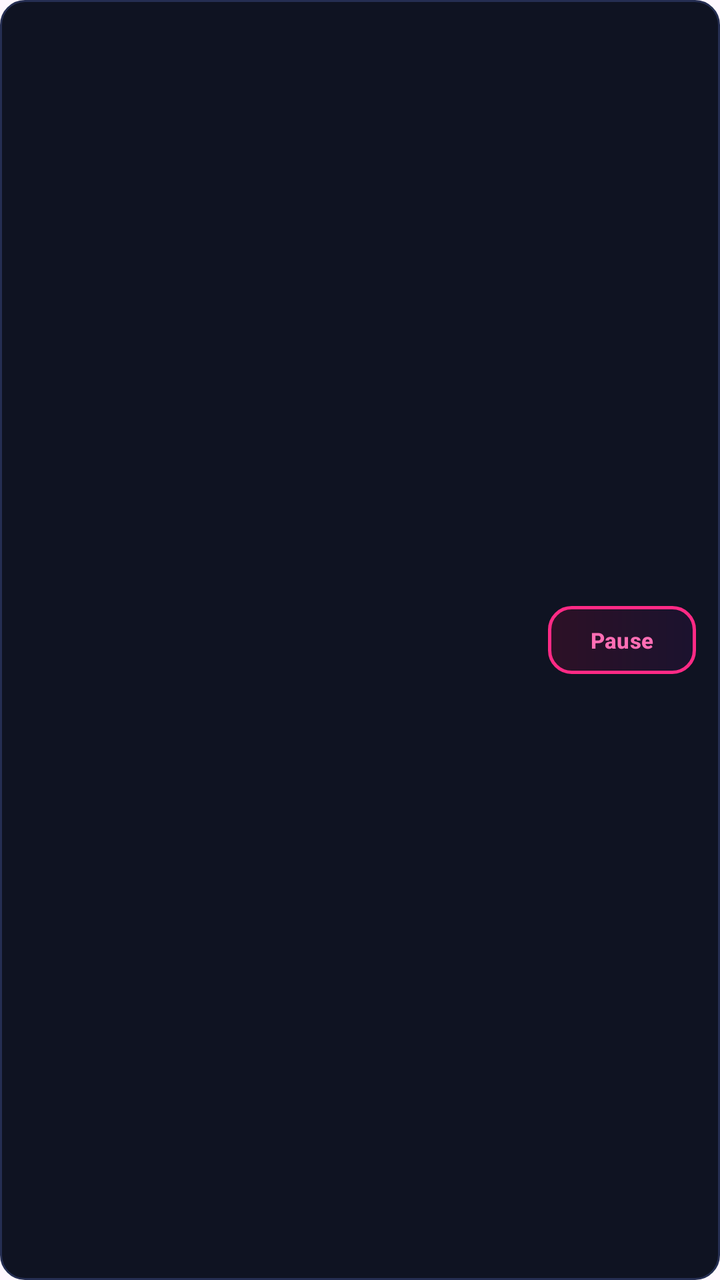
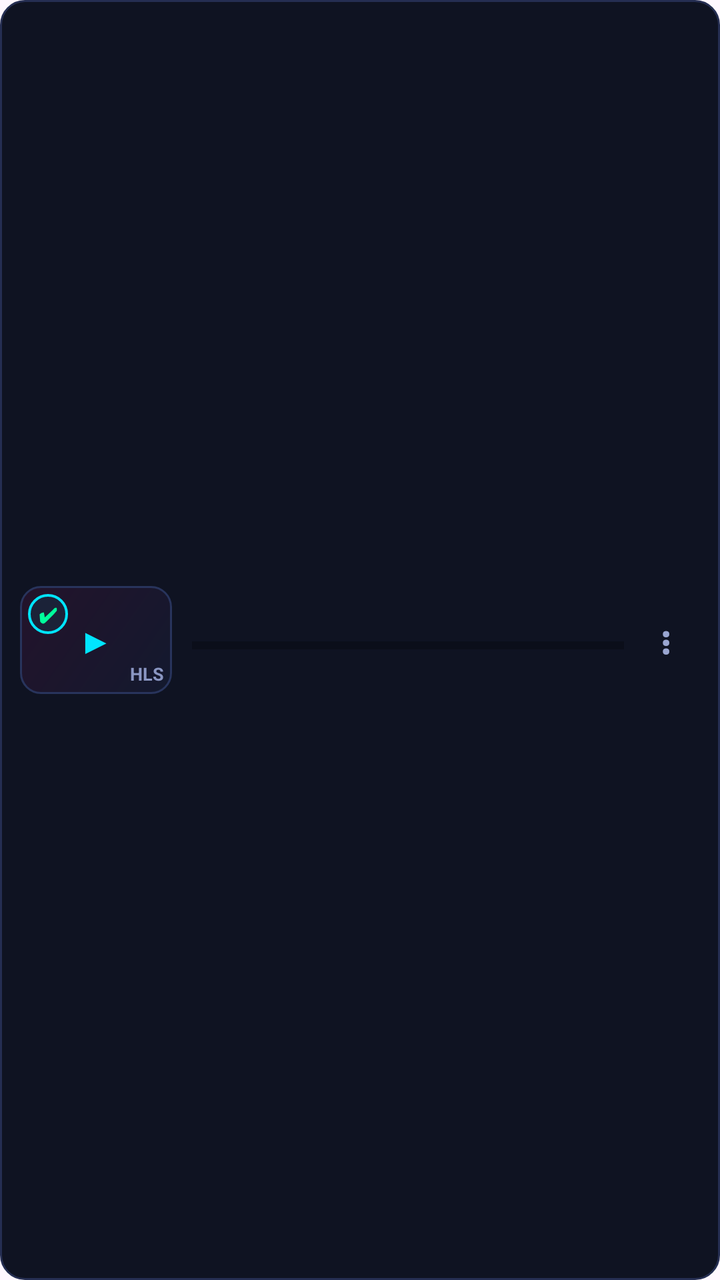

The first picture is an Android layout as it rendered before a commit; the second is the same layout after the commit. The layout source and the unified diff follow.
<!-- AndroidManifest.xml: application theme Theme.Material3.DayNight.NoActionBar -->
<!-- res/layout/item_vault_video.xml -->
<?xml version="1.0" encoding="utf-8"?>
<LinearLayout xmlns:android="http://schemas.android.com/apk/res/android"
    xmlns:app="http://schemas.android.com/apk/res-auto"
    android:layout_width="match_parent"
    android:layout_height="wrap_content"
    android:orientation="horizontal"
    android:gravity="center_vertical"
    android:background="@drawable/bg_vault_card"
    android:padding="12dp">

    <LinearLayout
        android:layout_width="0dp"
        android:layout_height="wrap_content"
        android:layout_weight="1"
        android:orientation="vertical"
        android:paddingEnd="8dp">

        <TextView
            android:id="@+id/tvVideoTitle"
            android:layout_width="match_parent"
            android:layout_height="wrap_content"
            android:ellipsize="end"
            android:maxLines="1"
            android:textColor="#F0F4FF"
            android:textSize="15sp"
            android:textStyle="bold" />

        <TextView
            android:id="@+id/tvVideoMeta"
            android:layout_width="match_parent"
            android:layout_height="wrap_content"
            android:layout_marginTop="3dp"
            android:textColor="#7A86B6"
            android:textSize="11sp" />

        <TextView
            android:id="@+id/tvVideoStatus"
            android:layout_width="match_parent"
            android:layout_height="wrap_content"
            android:layout_marginTop="5dp"
            android:textColor="#00E5FF"
            android:textSize="12sp"
            android:textStyle="bold" />
    </LinearLayout>

    <Button
        android:id="@+id/btnRowAction"
        android:layout_width="wrap_content"
        android:layout_height="34dp"
        android:minWidth="74dp"
        android:paddingHorizontal="10dp"
        android:insetTop="0dp"
        android:insetBottom="0dp"
        android:background="@drawable/bg_btn_neon_pink"
        app:backgroundTint="@null"
        android:focusable="false"
        android:focusableInTouchMode="false"
        android:text="Pause"
        android:textColor="#FF6EB4"
        android:textSize="11sp"
        android:textStyle="bold" />
</LinearLayout>
<!-- resources referenced by this layout -->
<resources>
  <!-- drawable bg_btn_neon_pink (drawable) -->
  <?xml version="1.0" encoding="utf-8"?>
  <shape xmlns:android="http://schemas.android.com/apk/res/android"
      android:shape="rectangle">
      <gradient
          android:angle="0"
          android:startColor="#2D1126"
          android:endColor="#1B122E" />
      <corners android:radius="11dp" />
      <stroke
          android:width="1.5dp"
          android:color="#FF2A85" />
  </shape>
  
  <!-- drawable bg_vault_card (drawable) -->
  <?xml version="1.0" encoding="utf-8"?>
  <shape xmlns:android="http://schemas.android.com/apk/res/android"
      android:shape="rectangle">
      <solid android:color="#0F1322" />
      <corners android:radius="12dp" />
      <stroke
          android:width="1dp"
          android:color="#252E52" />
  </shape>
  
</resources>

<!-- the commit's change to res/layout/item_vault_video.xml (unified diff, before → after) -->
@@ -6,14 +6,53 @@
     android:orientation="horizontal"
     android:gravity="center_vertical"
     android:background="@drawable/bg_vault_card"
-    android:padding="12dp">
+    android:padding="10dp">
 
+    
+    <FrameLayout
+        android:layout_width="76dp"
+        android:layout_height="54dp"
+        android:background="@drawable/bg_thumb_box">
+
+        <TextView
+            android:layout_width="wrap_content"
+            android:layout_height="wrap_content"
+            android:layout_gravity="center"
+            android:text="▶"
+            android:textColor="#00E5FF"
+            android:textSize="18sp" />
+
+        <TextView
+            android:id="@+id/tvThumbBadge"
+            android:layout_width="20dp"
+            android:layout_height="20dp"
+            android:layout_gravity="top|start"
+            android:layout_margin="4dp"
+            android:background="@drawable/bg_nav_pill"
+            android:gravity="center"
+            android:text="✔"
+            android:textColor="#00FF9C"
+            android:textSize="10sp"
+            android:textStyle="bold" />
+
+        <TextView
+            android:layout_width="wrap_content"
+            android:layout_height="wrap_content"
+            android:layout_gravity="bottom|end"
+            android:layout_margin="4dp"
+            android:text="HLS"
+            android:textColor="#8A96C2"
+            android:textSize="9sp"
+            android:textStyle="bold" />
+    </FrameLayout>
+
+    
     <LinearLayout
         android:layout_width="0dp"
         android:layout_height="wrap_content"
         android:layout_weight="1"
-        android:orientation="vertical"
-        android:paddingEnd="8dp">
+        android:layout_marginStart="10dp"
+        android:orientation="vertical">
 
         <TextView
             android:id="@+id/tvVideoTitle"
@@ -22,41 +61,47 @@
             android:ellipsize="end"
             android:maxLines="1"
             android:textColor="#F0F4FF"
-            android:textSize="15sp"
+            android:textSize="14sp"
             android:textStyle="bold" />
 
-        <TextView
-            android:id="@+id/tvVideoMeta"
+        <ProgressBar
+            android:id="@+id/pbItemProgress"
+            style="?android:attr/progressBarStyleHorizontal"
             android:layout_width="match_parent"
-            android:layout_height="wrap_content"
-            android:layout_marginTop="3dp"
-            android:textColor="#7A86B6"
-            android:textSize="11sp" />
+            android:layout_height="4dp"
+            android:layout_marginTop="6dp"
+            android:max="100"
+            android:progress="0"
+            android:progressDrawable="@drawable/progress_neon" />
 
         <TextView
             android:id="@+id/tvVideoStatus"
             android:layout_width="match_parent"
             android:layout_height="wrap_content"
             android:layout_marginTop="5dp"
+            android:ellipsize="end"
+            android:maxLines="1"
             android:textColor="#00E5FF"
-            android:textSize="12sp"
+            android:textSize="11sp"
             android:textStyle="bold" />
     </LinearLayout>
 
+    
     <Button
-        android:id="@+id/btnRowAction"
-        android:layout_width="wrap_content"
-        android:layout_height="34dp"
-        android:minWidth="74dp"
-        android:paddingHorizontal="10dp"
+        android:id="@+id/btnRowMore"
+        android:layout_width="34dp"
+        android:layout_height="38dp"
+        android:layout_marginStart="4dp"
+        android:minWidth="0dp"
+        android:padding="0dp"
         android:insetTop="0dp"
         android:insetBottom="0dp"
-        android:background="@drawable/bg_btn_neon_pink"
+        android:background="@android:color/transparent"
         app:backgroundTint="@null"
         android:focusable="false"
         android:focusableInTouchMode="false"
-        android:text="Pause"
-        android:textColor="#FF6EB4"
-        android:textSize="11sp"
+        android:text="⋮"
+        android:textColor="#9AA6D1"
+        android:textSize="18sp"
         android:textStyle="bold" />
 </LinearLayout>
<!-- resource entries referenced after the edit -->
@@ -1,17 +1,28 @@
 <!-- resources referenced by this layout -->
 <resources>
-  <!-- drawable bg_btn_neon_pink (drawable) -->
+  <!-- drawable bg_nav_pill (drawable) -->
+  <?xml version="1.0" encoding="utf-8"?>
+  <shape xmlns:android="http://schemas.android.com/apk/res/android"
+      android:shape="rectangle">
+      <solid android:color="#1B2238" />
+      <corners android:radius="20dp" />
+      <stroke
+          android:width="1.2dp"
+          android:color="#00E5FF" />
+  </shape>
+  
+  <!-- drawable bg_thumb_box (drawable) -->
   <?xml version="1.0" encoding="utf-8"?>
   <shape xmlns:android="http://schemas.android.com/apk/res/android"
       android:shape="rectangle">
       <gradient
-          android:angle="0"
-          android:startColor="#2D1126"
-          android:endColor="#1B122E" />
-      <corners android:radius="11dp" />
+          android:angle="135"
+          android:startColor="#13192E"
+          android:endColor="#23132B" />
+      <corners android:radius="10dp" />
       <stroke
-          android:width="1.5dp"
-          android:color="#FF2A85" />
+          android:width="1dp"
+          android:color="#28345C" />
   </shape>
   
   <!-- drawable bg_vault_card (drawable) -->
@@ -25,5 +36,25 @@
           android:color="#252E52" />
   </shape>
   
+  <!-- drawable progress_neon (drawable) -->
+  <?xml version="1.0" encoding="utf-8"?>
+  <layer-list xmlns:android="http://schemas.android.com/apk/res/android">
+      <item android:id="@android:id/background">
+          <shape android:shape="rectangle">
+              <solid android:color="#0B0E1A" />
+          </shape>
+      </item>
+      <item android:id="@android:id/progress">
+          <clip>
+              <shape android:shape="rectangle">
+                  <gradient
+                      android:angle="0"
+                      android:startColor="#FF2A85"
+                      android:endColor="#00E5FF" />
+              </shape>
+          </clip>
+      </item>
+  </layer-list>
+  
 </resources>
 
